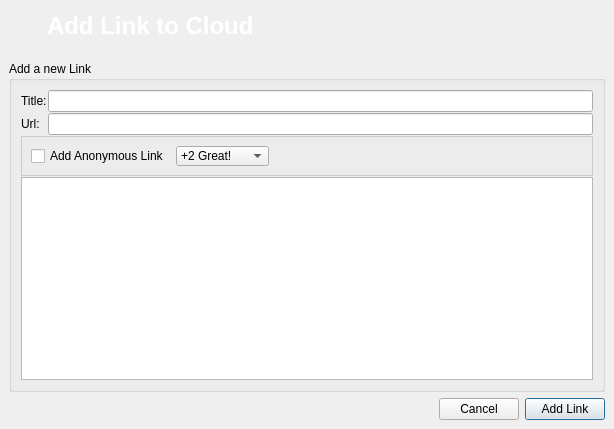
First picture: the form in retroshare-gui/src/gui/AddLinksDialog.ui, repository RetroShare/RetroShare, before the edit.
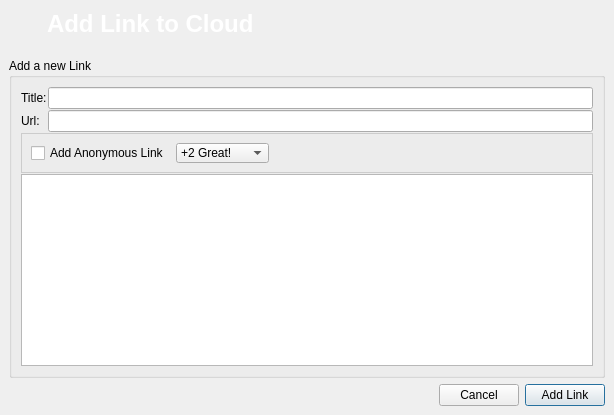
Second picture: the form after the edit. Icons and pictures are not drawn.

Commit message: Added a "add new link" button, for use the external popup dialog for add a link.

Diff of the .ui file:
```diff
--- a/retroshare-gui/src/gui/AddLinksDialog.ui
+++ b/retroshare-gui/src/gui/AddLinksDialog.ui
@@ -7,7 +7,7 @@
     <x>0</x>
     <y>0</y>
     <width>614</width>
-    <height>429</height>
+    <height>415</height>
    </rect>
   </property>
   <property name="windowTitle">
```
The commit also changes 4 other files.
